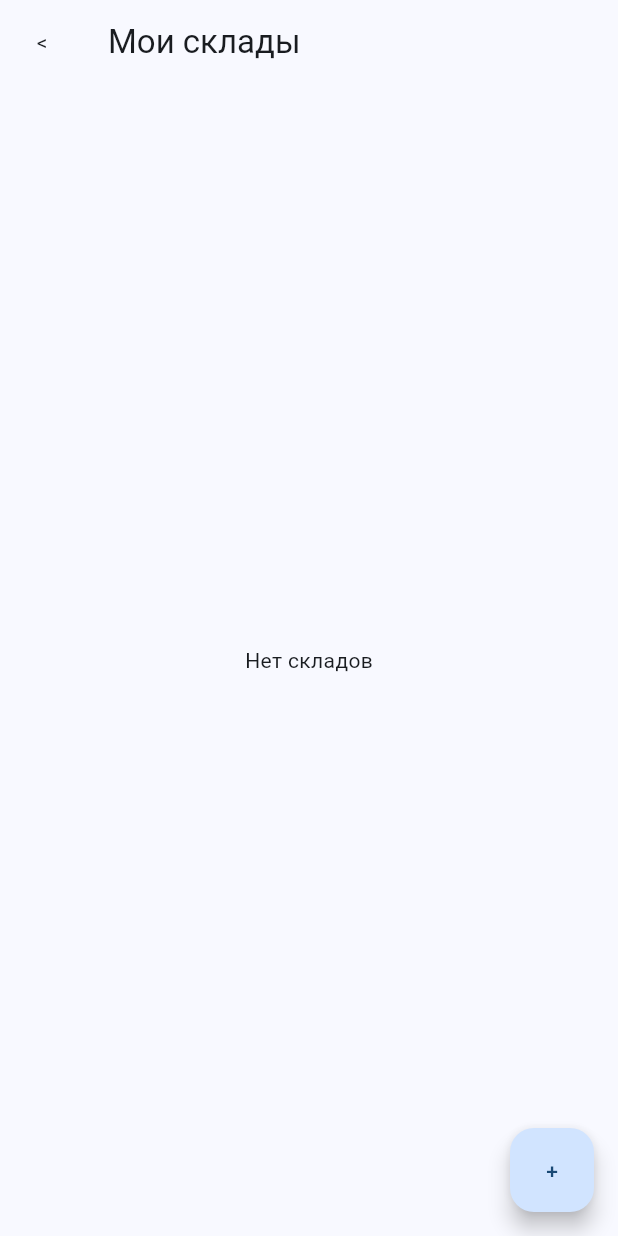
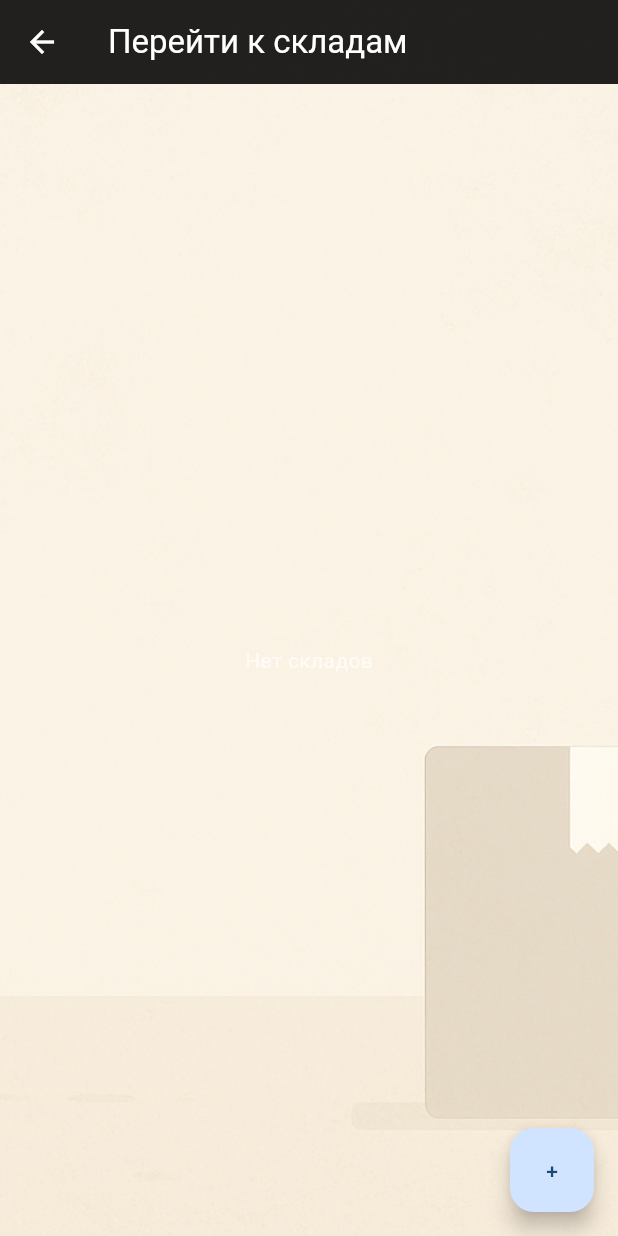
Before and after one commit to ivanartemev3017/ai_kladovshchik, a Flutter app: the screen it shows after launch, after a tap on "Перейти к складам", on a phone screen of 412 x 824 dp. Run offline on Flutter 3.47's test engine with Material 3 defaults, Android fonts, the phone set to English and light mode, and no system bars; our stand-ins replace hive, hive_flutter, image_picker; accounts and stored records are empty; generated files the repository leaves out were written again.

Commit message:
UI обновление: тёмные AppBar, иконки возврата, стили карточек, исправления локализации

```diff
--- a/lib/app.dart
+++ b/lib/app.dart
@@ -1,4 +1,6 @@
 import 'package:flutter/material.dart';
+import 'package:flutter_localizations/flutter_localizations.dart';
+import 'package:flutter_gen/gen_l10n/app_localizations.dart';
 import 'screens/home_screen.dart';
 import 'routes.dart';
 
@@ -13,6 +15,17 @@ class App extends StatelessWidget {
         colorScheme: ColorScheme.fromSeed(seedColor: Colors.blue),
         useMaterial3: true,
       ),
+      localizationsDelegates: const [
+        AppLocalizations.delegate,
+        GlobalMaterialLocalizations.delegate,
+        GlobalWidgetsLocalizations.delegate,
+        GlobalCupertinoLocalizations.delegate,
+      ],
+      supportedLocales: const [
+        Locale('en'),
+        Locale('ru'),
+      ],
+      locale: const Locale('ru'), // можно сделать динамическим позже
       initialRoute: '/',
       routes: appRoutes,
     );
--- a/lib/main.dart
+++ b/lib/main.dart
@@ -1,27 +1,21 @@
 import 'package:flutter/material.dart';
 import 'package:hive_flutter/hive_flutter.dart';
-import 'package:firebase_core/firebase_core.dart';
 import 'models/storage.dart';
 import 'models/zone.dart';
-import 'models/item.dart'; // 👈 добавили
+import 'models/item.dart';
 import 'app.dart';
 
 Future<void> main() async {
   WidgetsFlutterBinding.ensureInitialized();
 
-  // Инициализация Hive
   await Hive.initFlutter();
-
-  // Регистрация всех адаптеров
   Hive.registerAdapter(StorageAdapter());
   Hive.registerAdapter(ZoneAdapter());
-  Hive.registerAdapter(ItemAdapter()); // 👈 новый адаптер
+  Hive.registerAdapter(ItemAdapter());
 
-  // Открытие всех коробок (хранилищ)
   await Hive.openBox<Storage>('storages');
   await Hive.openBox<Zone>('zones');
-  await Hive.openBox<Item>('items'); // 👈 новая коробка
+  await Hive.openBox<Item>('items');
 
-  // Запуск приложения
-  runApp(const App());
+  runApp(const App()); // 👈 именно сюда перенесём MaterialApp
 }
--- a/lib/screens/home_screen.dart
+++ b/lib/screens/home_screen.dart
@@ -1,20 +1,25 @@
 import 'package:flutter/material.dart';
+import '../widgets/background_wrapper.dart'; // не забудь создать этот файл
+import 'package:flutter_gen/gen_l10n/app_localizations.dart'; // если хочешь переводы
 
 class HomeScreen extends StatelessWidget {
   const HomeScreen({super.key});
 
   @override
   Widget build(BuildContext context) {
-    return Scaffold(
+    return BackgroundWrapper(
+      child: Scaffold(
+        backgroundColor: Colors.transparent, // обязательно!
         appBar: AppBar(
-        title: const Text('AI Кладовщик'),
+          title: Text(AppLocalizations.of(context)!.appTitle),
         ),
         body: Center(
           child: ElevatedButton(
             onPressed: () {
               Navigator.pushNamed(context, '/storages');
             },
-          child: const Text('Перейти к складам'),
+            child: Text(AppLocalizations.of(context)!.goToStorages),
+          ),
         ),
       ),
     );
--- a/lib/screens/storage_list_screen.dart
+++ b/lib/screens/storage_list_screen.dart
@@ -1,9 +1,9 @@
-// lib/screens/storage_list_screen.dart
-
 import 'package:flutter/material.dart';
 import 'package:hive_flutter/hive_flutter.dart';
 import '../models/storage.dart';
 import 'zones_screen.dart';
+import '../widgets/background_wrapper.dart';
+import 'package:flutter_gen/gen_l10n/app_localizations.dart';
 
 class StorageListScreen extends StatefulWidget {
   const StorageListScreen({super.key});
@@ -85,11 +85,15 @@ class _StorageListScreenState extends State<StorageListScreen> {
 
   @override
   Widget build(BuildContext context) {
-    return Scaffold(
+    return BackgroundWrapper(
+      child: Scaffold(
+        backgroundColor: Colors.transparent,
         appBar: AppBar(
-        title: const Text('Мои склады'),
+		  backgroundColor: Colors.black87,
+		  foregroundColor: Colors.white,
+          title: Text(AppLocalizations.of(context)!.goToStorages),
           leading: IconButton(
-          icon: const Text('<'),
+            icon: const Icon(Icons.arrow_back, color: Colors.white),
             onPressed: () => Navigator.pop(context),
           ),
         ),
@@ -97,31 +101,48 @@ class _StorageListScreenState extends State<StorageListScreen> {
           valueListenable: storageBox.listenable(),
           builder: (context, Box<Storage> box, _) {
             if (box.isEmpty) {
-            return const Center(child: Text('Нет складов'));
+              return const Center(
+                child: Text(
+                  'Нет складов',
+                  style: TextStyle(color: Colors.white70),
+                ),
+              );
             }
             return ListView.builder(
               itemCount: box.length,
               itemBuilder: (context, index) {
                 final storage = box.getAt(index)!;
-              return ListTile(
-                title: Text(storage.name),
-                subtitle: Text('Создан: ${storage.createdAt}'),
+                return Card(
+                  color: Colors.black54,
+                  margin: const EdgeInsets.symmetric(horizontal: 8, vertical: 6),
+                  child: ListTile(
+                    title: Text(
+                      storage.name,
+                      style: const TextStyle(color: Colors.white),
+                    ),
+                    subtitle: Text(
+                      'Создан: ${storage.createdAt.toString().split(".")[0]}',
+                      style: const TextStyle(color: Colors.white70),
+                    ),
                     onTap: () => Navigator.push(
                       context,
-                  MaterialPageRoute(builder: (_) => ZonesScreen(storage: storage)),
+                      MaterialPageRoute(
+                        builder: (_) => ZonesScreen(storage: storage),
+                      ),
                     ),
                     trailing: Row(
                       mainAxisSize: MainAxisSize.min,
                       children: [
-                    TextButton(
+                        IconButton(
+                          icon: const Icon(Icons.edit, color: Colors.orange),
                           onPressed: () => _addOrEditStorage(storage: storage),
-                      child: const Text('✏'),
                         ),
-                    TextButton(
+                        IconButton(
+                          icon: const Icon(Icons.delete, color: Colors.redAccent),
                           onPressed: () => _deleteStorage(storage),
-                      child: const Text('❌'),
                         ),
                       ],
+                    ),
                   ),
                 );
               },
@@ -132,6 +153,7 @@ class _StorageListScreenState extends State<StorageListScreen> {
           onPressed: () => _addOrEditStorage(),
           child: const Text('+'),
         ),
+      ),
     );
   }
 }
--- /dev/null
+++ b/lib/widgets/background_wrapper.dart
@@ -0,0 +1,22 @@
+// lib/widgets/background_wrapper.dart
+
+import 'package:flutter/material.dart';
+
+class BackgroundWrapper extends StatelessWidget {
+  final Widget child;
+
+  const BackgroundWrapper({super.key, required this.child});
+
+  @override
+  Widget build(BuildContext context) {
+    return Container(
+      decoration: const BoxDecoration(
+        image: DecorationImage(
+          image: AssetImage('assets/background.png'),
+          fit: BoxFit.cover,
+        ),
+      ),
+      child: child,
+    );
+  }
+}
```
Also changed, not shown: lib/l10n/app_en.arb (added, +16 -0 lines), lib/l10n/app_ru.arb (added, +17 -0 lines), lib/screens/items_screen.dart (+92 -44 lines), lib/screens/zones_screen.dart (+45 -21 lines), pubspec.yaml (+16 -0 lines), assets/1v.png (added), assets/2.png (added), assets/background.png (added), pubspec.lock. Lines whose indentation alone changed are shown as unchanged.
